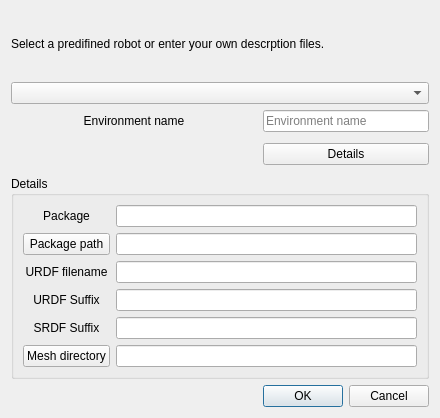
First picture: the form in include/gepetto/gui/ui/dialogloadenvironment.ui, repository Gepetto/gepetto-viewer-corba, before the edit.
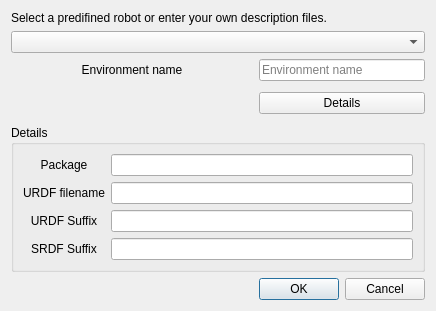
Second picture: the form after the edit.

The edit to the form file:
```diff
--- a/include/gepetto/gui/ui/dialogloadenvironment.ui
+++ b/include/gepetto/gui/ui/dialogloadenvironment.ui
@@ -6,8 +6,8 @@
    <rect>
     <x>0</x>
     <y>0</y>
-    <width>440</width>
-    <height>418</height>
+    <width>436</width>
+    <height>303</height>
    </rect>
   </property>
   <property name="windowTitle">
@@ -60,7 +60,7 @@
    <item row="0" column="0" colspan="2">
     <widget class="QLabel" name="label_2">
      <property name="text">
-      <string>Select a predifined robot or enter your own descrption files.</string>
+      <string>Select a predifined robot or enter your own description files.</string>
      </property>
      <property name="wordWrap">
       <bool>true</bool>
@@ -89,7 +89,20 @@
       <string>Details</string>
      </property>
      <layout class="QGridLayout" name="gridLayout_2">
-      <item row="5" column="0">
+      <item row="5" column="1">
+       <widget class="QLineEdit" name="srdfSuffix"/>
+      </item>
+      <item row="1" column="0">
+       <widget class="QLabel" name="label_4">
+        <property name="text">
+         <string>Package</string>
+        </property>
+        <property name="alignment">
+         <set>Qt::AlignCenter</set>
+        </property>
+       </widget>
+      </item>
+      <item row="4" column="0">
        <widget class="QLabel" name="label_3">
         <property name="text">
          <string>URDF Suffix</string>
@@ -99,29 +112,16 @@
         </property>
        </widget>
       </item>
-      <item row="5" column="1">
+      <item row="4" column="1">
        <widget class="QLineEdit" name="urdfSuffix"/>
       </item>
-      <item row="3" column="1">
-       <widget class="QLineEdit" name="packagePath"/>
-      </item>
       <item row="1" column="1">
        <widget class="QLineEdit" name="packageName"/>
       </item>
-      <item row="4" column="1">
+      <item row="3" column="1">
        <widget class="QLineEdit" name="urdfFilename"/>
       </item>
-      <item row="1" column="0">
-       <widget class="QLabel" name="label_4">
-        <property name="text">
-         <string>Package</string>
-        </property>
-        <property name="alignment">
-         <set>Qt::AlignCenter</set>
-        </property>
-       </widget>
-      </item>
-      <item row="4" column="0">
+      <item row="3" column="0">
        <widget class="QLabel" name="label_5">
         <property name="text">
          <string>URDF filename</string>
@@ -131,24 +131,7 @@
         </property>
        </widget>
       </item>
-      <item row="7" column="0">
-       <widget class="QPushButton" name="pushButton_mesh">
-        <property name="text">
-         <string>Mesh directory</string>
-        </property>
-       </widget>
-      </item>
-      <item row="3" column="0">
-       <widget class="QPushButton" name="pushButton_package">
-        <property name="text">
-         <string>Package path</string>
-        </property>
-       </widget>
-      </item>
-      <item row="7" column="1">
-       <widget class="QLineEdit" name="meshDirectory"/>
-      </item>
-      <item row="6" column="0">
+      <item row="5" column="0">
        <widget class="QLabel" name="label_6">
         <property name="text">
          <string>SRDF Suffix</string>
@@ -158,9 +141,6 @@
         </property>
        </widget>
       </item>
-      <item row="6" column="1">
-       <widget class="QLineEdit" name="srdfSuffix"/>
-      </item>
      </layout>
     </widget>
    </item>
```
Left out of the diff: 36 changed lines with no effect on the pictures.
